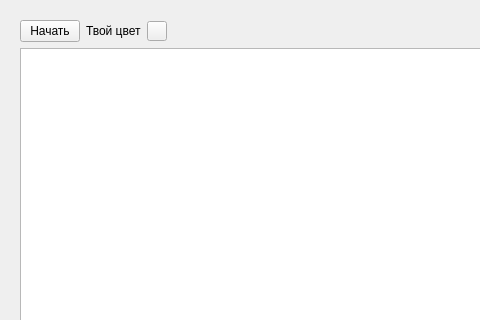
The window that capture_lands/gui.ui (Leha009/python_projects) describes before a commit, drawn with Qt 5; both pictures show x 0 to 480 and y 0 to 320 of the 794 by 597 pixel window.
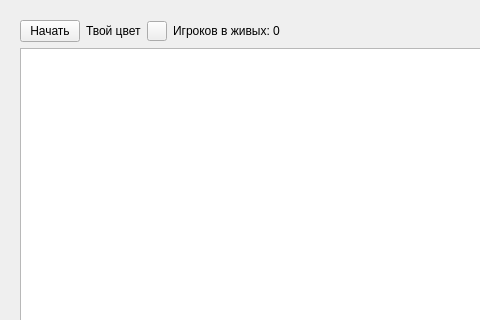
The same window after the commit.

Commit message: Game states, new signals 1. Game Handler - Added game states:         - active         - pause         - end - Add eliminated and game_state_changed signals - Add counter for cells owned by players: dict as player_id -> owned cells - Add +- 25% to troops on moving 2. GUI - Added alive players counter

The edit to the form file:
```diff
--- a/capture_lands/gui.ui
+++ b/capture_lands/gui.ui
@@ -121,6 +121,13 @@
          </property>
         </widget>
        </item>
+       <item>
+        <widget class="QLabel" name="l_alive_players">
+         <property name="text">
+          <string>Игроков в живых: 0</string>
+         </property>
+        </widget>
+       </item>
        <item>
         <spacer name="horizontalSpacer">
          <property name="orientation">
```
Left out of the diff: 4 changed lines with no effect on the pictures. The commit also changes 3 other files.
